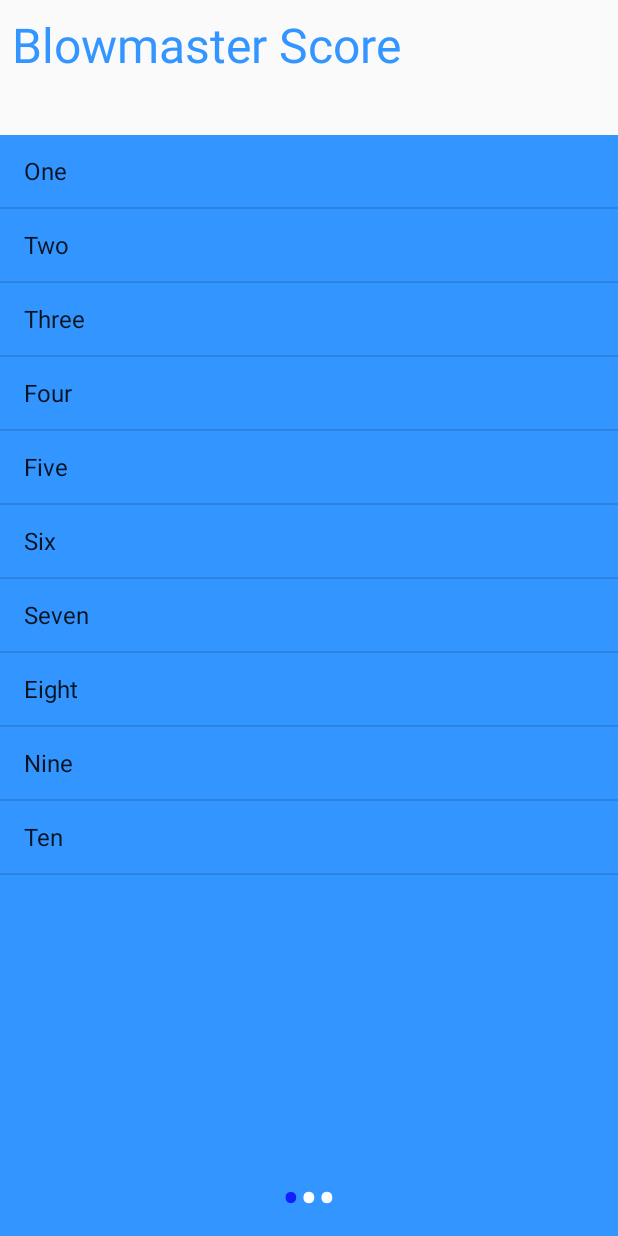
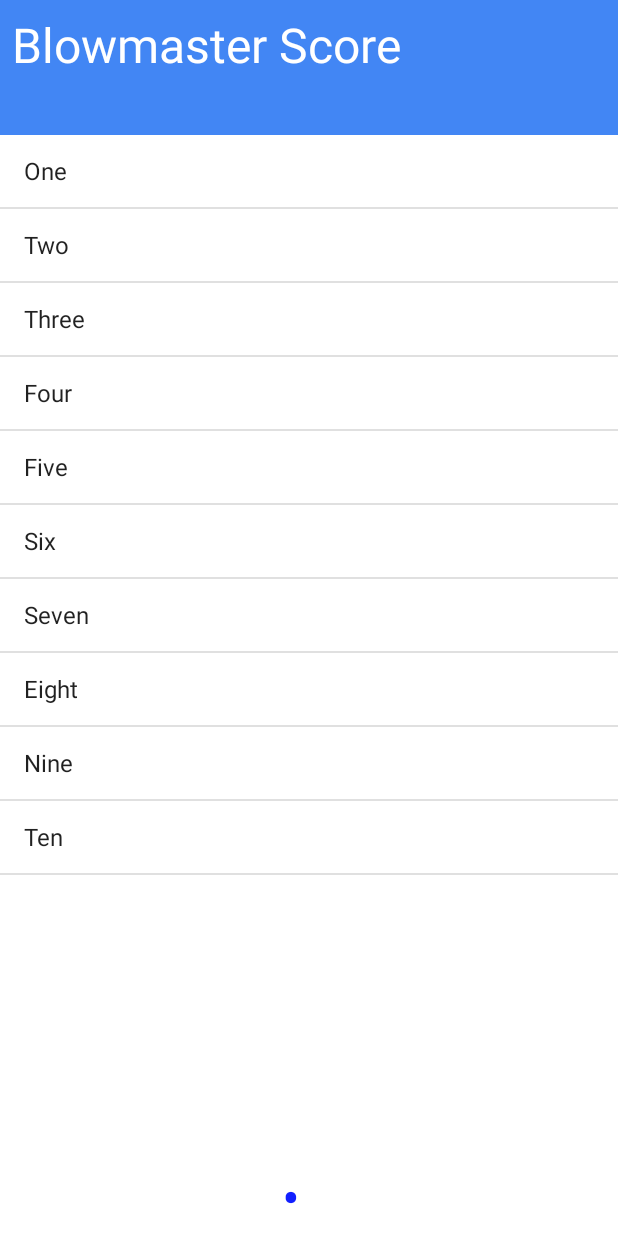
Before and after one commit to tovesson/MAMN01---Projekt, an Android app: the WelcomeActivity screen opened directly, with no data from a screen before it, on a phone screen of 412 x 824 dp. Run offline under Robolectric (Android 15) with nearby library versions, the phone set to English and light mode, and no system bars.

Commit message:
Changed colors score screen

```diff
--- a/app/src/main/res/layout/activity_blowscore.xml
+++ b/app/src/main/res/layout/activity_blowscore.xml
@@ -3,6 +3,7 @@
     xmlns:android="http://schemas.android.com/apk/res/android"
     xmlns:app="http://schemas.android.com/apk/res-auto"
     xmlns:tools="http://schemas.android.com/tools"
+    android:background="@color/theme_color"
     android:layout_width="match_parent"
     android:layout_height="match_parent">
 
@@ -10,7 +11,7 @@
         android:layout_width="match_parent"
         android:layout_height="0dp"
         android:layout_marginTop="90dp"
-        android:background="@color/bg_screen3"
+        android:background="@color/white"
         app:layout_constraintBottom_toBottomOf="parent"
         app:layout_constraintEnd_toEndOf="parent"
         app:layout_constraintStart_toStartOf="parent"
@@ -33,7 +34,7 @@
         android:layout_marginStart="8dp"
         android:layout_marginTop="8dp"
         android:text="@string/slide_1_title"
-        android:textColor="@color/bg_screen3"
+        android:textColor="@color/white"
         android:textSize="32sp"
         app:layout_constraintStart_toStartOf="parent"
         app:layout_constraintTop_toTopOf="parent" />
--- a/app/src/main/res/layout/activity_jumpscore.xml
+++ b/app/src/main/res/layout/activity_jumpscore.xml
@@ -3,6 +3,7 @@
     xmlns:android="http://schemas.android.com/apk/res/android"
     xmlns:app="http://schemas.android.com/apk/res-auto"
     xmlns:tools="http://schemas.android.com/tools"
+    android:background="@color/theme_color"
     android:layout_width="match_parent"
     android:layout_height="match_parent">
 
@@ -10,7 +11,7 @@
         android:layout_width="match_parent"
         android:layout_height="0dp"
         android:layout_marginTop="90dp"
-        android:background="@color/bg_screen3"
+        android:background="@color/white"
         app:layout_constraintBottom_toBottomOf="parent"
         app:layout_constraintEnd_toEndOf="parent"
         app:layout_constraintStart_toStartOf="parent"
@@ -34,7 +35,7 @@
         android:layout_marginStart="8dp"
         android:layout_marginTop="8dp"
         android:text="@string/slide_2_title"
-        android:textColor="@color/bg_screen3"
+        android:textColor="@color/white"
         android:textSize="32sp"
         app:layout_constraintStart_toStartOf="parent"
         app:layout_constraintTop_toTopOf="parent" />
--- a/app/src/main/res/layout/activity_throwscore.xml
+++ b/app/src/main/res/layout/activity_throwscore.xml
@@ -3,6 +3,7 @@
     xmlns:android="http://schemas.android.com/apk/res/android"
     xmlns:app="http://schemas.android.com/apk/res-auto"
     xmlns:tools="http://schemas.android.com/tools"
+    android:background="@color/theme_color"
     android:layout_width="match_parent"
     android:layout_height="match_parent">
 
@@ -10,7 +11,7 @@
         android:layout_width="match_parent"
         android:layout_height="0dp"
         android:layout_marginTop="90dp"
-        android:background="@color/bg_screen3"
+        android:background="@color/white"
         app:layout_constraintBottom_toBottomOf="parent"
         app:layout_constraintEnd_toEndOf="parent"
         app:layout_constraintStart_toStartOf="parent"
@@ -34,7 +35,7 @@
         android:layout_marginStart="8dp"
         android:layout_marginTop="8dp"
         android:text="@string/slide_3_title"
-        android:textColor="@color/bg_screen3"
+        android:textColor="@color/white"
         android:textSize="32sp"
         app:layout_constraintStart_toStartOf="parent"
         app:layout_constraintTop_toTopOf="parent" />
--- a/app/src/main/res/values/colors.xml
+++ b/app/src/main/res/values/colors.xml
@@ -6,8 +6,8 @@
 
     <!-- Screens background color-->
     <color name="bg_screen1">#f64c73</color>
-    <color name="bg_screen2">#20d2bb</color>
-    <color name="bg_screen3">#3395ff</color>
+    <color name="theme_color">#4286f4</color>
+    <color name="white">#fff</color>
 
     <!-- dots inactive colors -->
     <color name="dot_dark_screen1">#fff</color>
```
